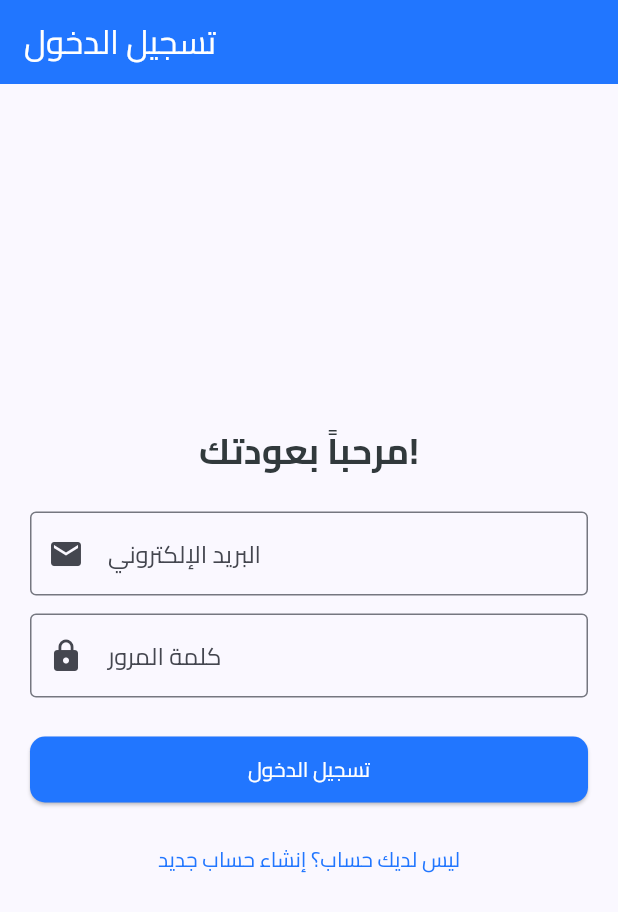
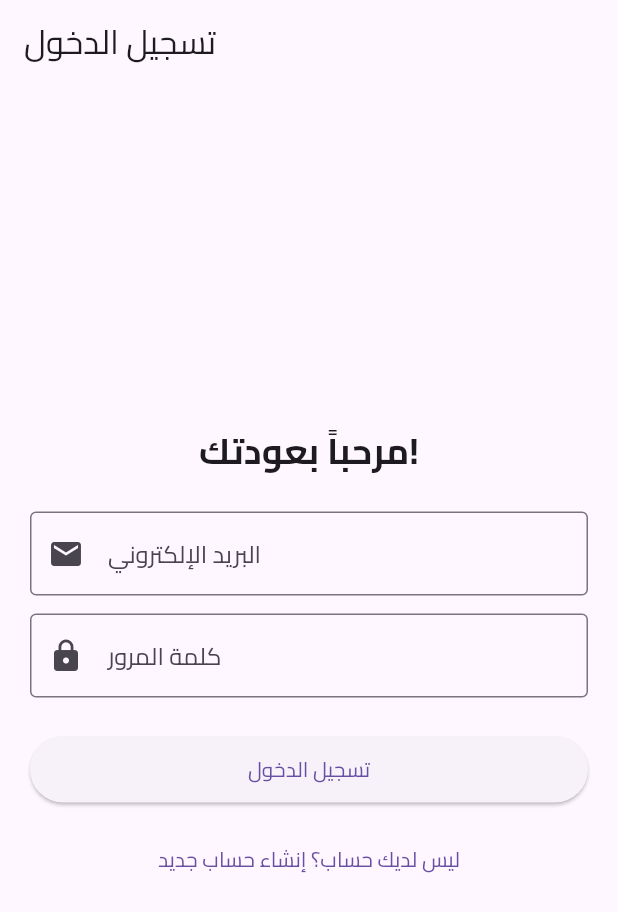
Before and after one commit to zezo12322/training_app_v2, a Flutter app: the screen it shows after launch, on a phone screen of 412 x 824 dp. Shown: the top 912 px of the screen. Run offline on Flutter 3.47's test engine with Material 3 defaults, Android fonts, the light colour scheme and no system bars; our stand-ins replace audioplayers, cloud_firestore, file_picker, firebase_auth, firebase_core, firebase_storage and 2 more; missing offline and left inert: onesignal_flutter, record; accounts and stored records are empty.

Commit message:
First commit for my project2

```diff
--- a/lib/main.dart
+++ b/lib/main.dart
@@ -1,85 +1,32 @@
-import 'package:firebase_auth/firebase_auth.dart';
 import 'package:flutter/material.dart';
 import 'package:firebase_core/firebase_core.dart';
-import 'firebase_options.dart';
-import 'screens/home_screen.dart';
-import 'screens/login_screen.dart';
+import 'package:flutter_riverpod/flutter_riverpod.dart';
+import 'package:training_app/firebase_options.dart';
+import 'package:training_app/screens/auth_wrapper.dart'; // <--- استيراد الشاشة الجديدة
 
 void main() async {
   WidgetsFlutterBinding.ensureInitialized();
   await Firebase.initializeApp(
     options: DefaultFirebaseOptions.currentPlatform,
   );
-  runApp(const MyApp());
+  runApp(const ProviderScope(child: MyApp()));
 }
 
-class MyApp extends StatelessWidget {
+class MyApp extends ConsumerWidget {
   const MyApp({super.key});
 
   @override
-  Widget build(BuildContext context) {
+  Widget build(BuildContext context, WidgetRef ref) {
     return MaterialApp(
       title: 'Training App',
       theme: ThemeData(
-        useMaterial3: true,
-        fontFamily: 'Cairo', // سنضيف هذا الخط في الخطوة التالية
-
-        // --- تطبيق مجموعة الألوان الجديدة ---
-        colorScheme: ColorScheme.fromSeed(
-          seedColor: const Color(0xFF2176FF), // الأزرق الأساسي
-          primary: const Color(0xFF2176FF),   // الأزرق الأساسي
-          secondary: const Color(0xFFF79824), // البرتقالي كلون ثانوي
-          brightness: Brightness.light,
-        ),
-
-        appBarTheme: const AppBarTheme(
-          backgroundColor: Color(0xFF2176FF), // لون شريط العنوان
-          foregroundColor: Colors.white,      // لون النص والأيقونات في شريط العنوان
-        ),
-
-        floatingActionButtonTheme: const FloatingActionButtonThemeData(
-          backgroundColor: Color(0xFFF79824), // لون الزر العائم
-          foregroundColor: Colors.white,
-        ),
-
-        elevatedButtonTheme: ElevatedButtonThemeData(
-          style: ElevatedButton.styleFrom(
-            backgroundColor: const Color(0xFF2176FF), // لون الأزرار
-            foregroundColor: Colors.white,
-            padding: const EdgeInsets.symmetric(vertical: 12, horizontal: 20),
-            shape: RoundedRectangleBorder(
-              borderRadius: BorderRadius.circular(10.0),
-            ),
-          ),
-        ),
-
-        // تغيير لون النصوص الافتراضي
-        textTheme: const TextTheme(
-          bodyMedium: TextStyle(color: Color(0xFF31393C)),
-          bodyLarge: TextStyle(color: Color(0xFF31393C)),
-          titleLarge: TextStyle(color: Color(0xFF31393C)),
-        ),
-
-        // تصميم الكروت
-        cardTheme: CardThemeData(
-          elevation: 2,
-          shape: RoundedRectangleBorder(
-            borderRadius: BorderRadius.circular(12.0),
-          ),
-        ),
+        primarySwatch: Colors.blue,
+        fontFamily: 'Cairo',
       ),
-      home: StreamBuilder<User?>(
-        stream: FirebaseAuth.instance.authStateChanges(),
-        builder: (context, snapshot) {
-          if (snapshot.connectionState == ConnectionState.waiting) {
-            return const Scaffold(body: Center(child: CircularProgressIndicator()));
-          }
-          if (snapshot.hasData) {
-            return const HomeScreen();
-          }
-          return const LoginScreen();
-        },
-      ),
+      debugShowCheckedModeBanner: false,
+      // ببساطة، الشاشة الرئيسية هي الـ AuthWrapper
+      // وهو سيتولى باقي العمل
+      home: const AuthWrapper(),
     );
   }
 }
--- /dev/null
+++ b/lib/providers/auth_provider.dart
@@ -0,0 +1,28 @@
+import 'package:cloud_firestore/cloud_firestore.dart';
+import 'package:flutter_riverpod/flutter_riverpod.dart';
+import 'package:firebase_auth/firebase_auth.dart';
+import '../services/auth_service.dart';
+
+// 1. Provider to expose an instance of AuthService (لا تغيير هنا)
+final authServiceProvider = Provider<AuthService>((ref) {
+  return AuthService();
+});
+
+// 2. StreamProvider to listen to authentication state changes (لا تغيير هنا)
+final authStateProvider = StreamProvider<User?>((ref) {
+  final authService = ref.watch(authServiceProvider);
+  return authService.authStateChanges;
+});
+
+// 3. ✨ Provider جديد لجلب بيانات المستخدم الحالي ✨
+// هذا هو الجزء الأهم في الحل
+// FutureProvider سيقوم بجلب البيانات مرة واحدة وعرضها
+final currentUserProvider = FutureProvider<DocumentSnapshot?>((ref) {
+  // نستمع لحالة تسجيل الدخول
+  final user = ref.watch(authStateProvider).value;
+  if (user != null) {
+    // إذا كان المستخدم مسجلاً، اذهب واجلب بياناته من AuthService
+    return ref.read(authServiceProvider).getUserDetails();
+  }
+  return null;
+});
--- /dev/null
+++ b/lib/screens/auth_wrapper.dart
@@ -0,0 +1,53 @@
+import 'package:flutter/material.dart';
+import 'package:flutter_riverpod/flutter_riverpod.dart';
+import 'package:training_app/providers/auth_provider.dart';
+import 'package:training_app/screens/login_screen.dart';
+import 'package:training_app/screens/trainee_home_screen.dart';
+import 'package:training_app/screens/trainer_home_screen.dart';
+import 'package:training_app/services/notification_service.dart'; // <--- استيراد خدمة الإشعارات
+
+class AuthWrapper extends ConsumerWidget {
+  const AuthWrapper({super.key});
+
+  @override
+  Widget build(BuildContext context, WidgetRef ref) {
+    // نستمع لحالة تسجيل الدخول
+    final authState = ref.watch(authStateProvider);
+
+    return authState.when(
+      data: (user) {
+        if (user == null) {
+          return const LoginScreen();
+        } else {
+          // ✨ إضافة مهمة: استدعاء خدمة الإشعارات ✨
+          // بمجرد التأكد من وجود مستخدم، نقوم بتهيئة OneSignal
+          OneSignalNotificationService().initOneSignal();
+
+          // الآن نستمع للـ Provider الذي يجلب بيانات المستخدم
+          final userDetailsProvider = ref.watch(currentUserProvider);
+
+          return userDetailsProvider.when(
+            data: (userDoc) {
+              if (userDoc != null && userDoc.exists) {
+                // انتبه: تم التعديل من 'userType' إلى 'role' لمطابقة الكود القديم
+                final userRole = userDoc['role'] ?? 'trainee';
+
+                if (userRole == 'trainer') {
+                  return const TrainerHomeScreen();
+                } else {
+                  return const TraineeHomeScreen();
+                }
+              }
+              // إذا لم يتم العثور على بيانات المستخدم، يتم إرجاعه لشاشة تسجيل الدخول
+              return const LoginScreen();
+            },
+            loading: () => const Scaffold(body: Center(child: CircularProgressIndicator())),
+            error: (err, stack) => Scaffold(body: Center(child: Text('Error loading user data: $err'))),
+          );
+        }
+      },
+      loading: () => const Scaffold(body: Center(child: CircularProgressIndicator())),
+      error: (err, stack) => Scaffold(body: Center(child: Text('Auth error: $err'))),
+    );
+  }
+}
--- a/pubspec.yaml
+++ b/pubspec.yaml
@@ -24,6 +24,7 @@ dependencies:
   onesignal_flutter: ^5.3.4
   intl: ^0.20.2
   flutter_launcher_icons: ^0.14.4
+  flutter_riverpod: ^2.5.1
 
 dev_dependencies:
   flutter_test:
```
Also changed, not shown: lib/screens/home_screen.dart (deleted, +0 -56 lines), lib/services/auth_service.dart (added, +49 -0 lines).
